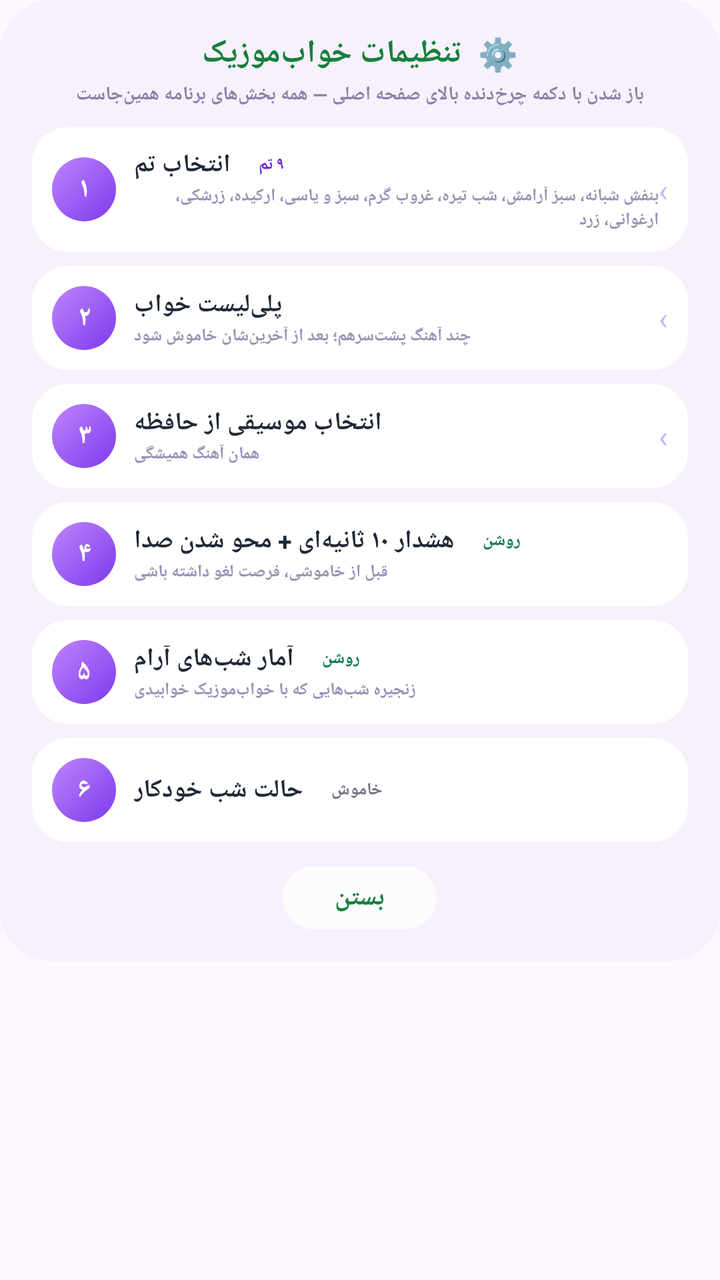
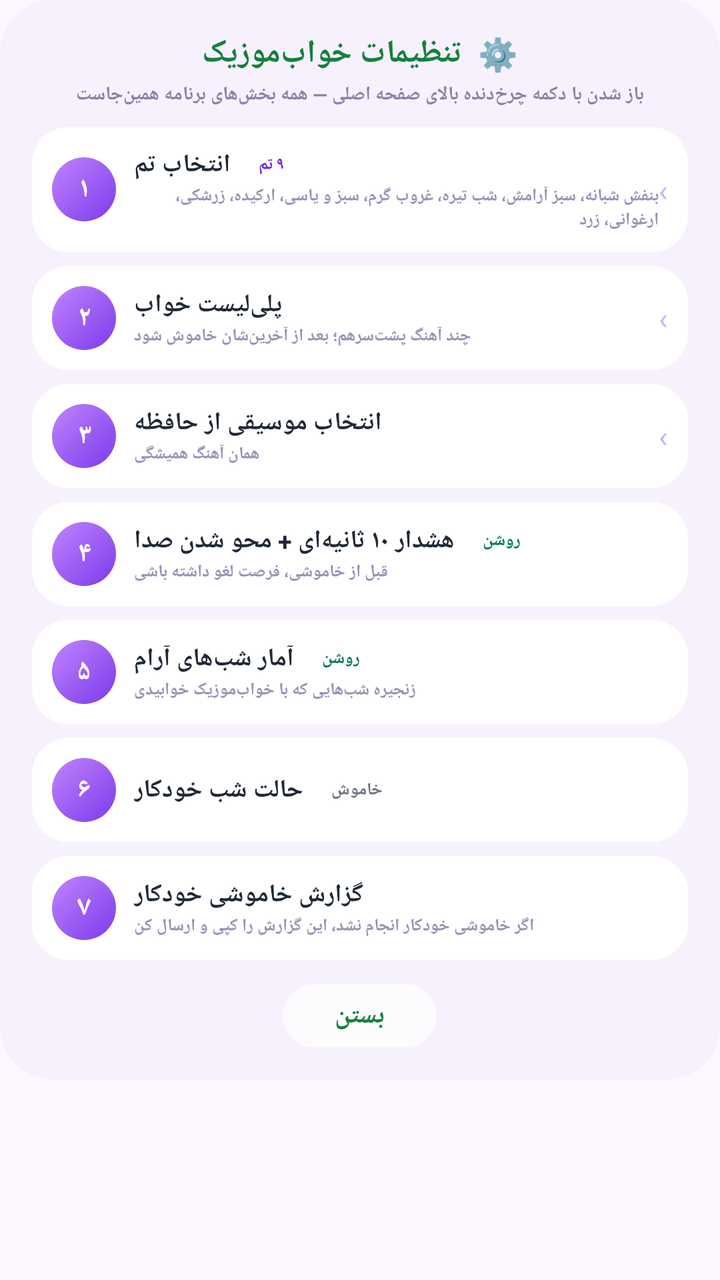

Screens rendered from an Android XML layout before and after an edit, with the pre-edit source and the edit as a unified diff.
<!-- AndroidManifest.xml: application theme Theme.SleepMusic -->
<!-- res/layout/dialog_settings.xml -->
<?xml version="1.0" encoding="utf-8"?>
<ScrollView xmlns:android="http://schemas.android.com/apk/res/android"
    android:layout_width="match_parent"
    android:layout_height="wrap_content">

    <LinearLayout
        android:id="@+id/dlgSettingsRoot"
        android:layout_width="match_parent"
        android:layout_height="wrap_content"
        android:background="@drawable/bg_dialog_lavender"
        android:orientation="vertical"
        android:padding="16dp">

        <TextView
            android:id="@+id/dlgSettingsTitle"
            android:layout_width="wrap_content"
            android:layout_height="wrap_content"
            android:layout_gravity="center"
            android:text="⚙️  تنظیمات خواب‌موزیک"
            android:textColor="#15803D"
            android:textSize="16sp"
            android:textStyle="bold" />

        <TextView
            android:id="@+id/dlgSettingsSub"
            android:layout_width="match_parent"
            android:layout_height="wrap_content"
            android:layout_marginTop="3dp"
            android:gravity="center"
            android:text="باز شدن با دکمه چرخ‌دنده بالای صفحه اصلی — همه بخش‌های برنامه همین‌جاست"
            android:textColor="#8B7FA8"
            android:textSize="9.5sp"
            android:textStyle="bold" />

        
        <LinearLayout
            android:id="@+id/rowTheme"
            android:layout_width="match_parent"
            android:layout_height="wrap_content"
            android:layout_marginTop="10dp"
            android:background="@drawable/bg_white_row"
            android:gravity="center_vertical"
            android:orientation="horizontal"
            android:padding="10dp">

            <TextView
                android:layout_width="32dp"
                android:layout_height="32dp"
                android:background="@drawable/bg_num_circle"
                android:gravity="center"
                android:text="۱"
                android:textColor="#FFFFFF"
                android:textSize="14sp"
                android:textStyle="bold" />

            <LinearLayout
                android:layout_width="0dp"
                android:layout_height="wrap_content"
                android:layout_marginStart="9dp"
                android:layout_weight="1"
                android:orientation="vertical">

                <LinearLayout
                    android:layout_width="wrap_content"
                    android:layout_height="wrap_content"
                    android:gravity="center_vertical"
                    android:orientation="horizontal">

                    <TextView
                        android:layout_width="wrap_content"
                        android:layout_height="wrap_content"
                        android:text="انتخاب تم"
                        android:textColor="#1F2937"
                        android:textSize="12.5sp"
                        android:textStyle="bold" />

                    <TextView
                        android:id="@+id/tvPillTheme"
                        android:layout_width="wrap_content"
                        android:layout_height="wrap_content"
                        android:layout_marginStart="6dp"
                        android:background="@drawable/bg_pill"
                        android:paddingStart="8dp"
                        android:paddingTop="2dp"
                        android:paddingEnd="8dp"
                        android:paddingBottom="2dp"
                        android:text="۹ تم"
                        android:textColor="#6D28D9"
                        android:textSize="8.5sp"
                        android:textStyle="bold" />
                </LinearLayout>

                <TextView
                    android:layout_width="wrap_content"
                    android:layout_height="wrap_content"
                    android:layout_marginTop="1dp"
                    android:text="بنفش شبانه، سبز آرامش، شب تیره، غروب گرم، سبز و یاسی، ارکیده، زرشکی، ارغوانی، زرد"
                    android:textColor="#9A8FB5"
                    android:textSize="8.5sp"
                    android:textStyle="bold" />
            </LinearLayout>

            <TextView
                android:layout_width="wrap_content"
                android:layout_height="wrap_content"
                android:text="‹"
                android:textColor="#C4B5FD"
                android:textSize="15sp" />
        </LinearLayout>

        
        <LinearLayout
            android:id="@+id/rowPlaylist"
            android:layout_width="match_parent"
            android:layout_height="wrap_content"
            android:layout_marginTop="7dp"
            android:background="@drawable/bg_white_row"
            android:gravity="center_vertical"
            android:orientation="horizontal"
            android:padding="10dp">

            <TextView
                android:layout_width="32dp"
                android:layout_height="32dp"
                android:background="@drawable/bg_num_circle"
                android:gravity="center"
                android:text="۲"
                android:textColor="#FFFFFF"
                android:textSize="14sp"
                android:textStyle="bold" />

            <LinearLayout
                android:layout_width="0dp"
                android:layout_height="wrap_content"
                android:layout_marginStart="9dp"
                android:layout_weight="1"
                android:orientation="vertical">

                <LinearLayout
                    android:layout_width="wrap_content"
                    android:layout_height="wrap_content"
                    android:gravity="center_vertical"
                    android:orientation="horizontal">

                    <TextView
                        android:layout_width="wrap_content"
                        android:layout_height="wrap_content"
                        android:text="پلی‌لیست خواب"
                        android:textColor="#1F2937"
                        android:textSize="12.5sp"
                        android:textStyle="bold" />

                </LinearLayout>

                <TextView
                    android:layout_width="wrap_content"
                    android:layout_height="wrap_content"
                    android:layout_marginTop="1dp"
                    android:text="چند آهنگ پشت‌سرهم؛ بعد از آخرین‌شان خاموش شود"
                    android:textColor="#9A8FB5"
                    android:textSize="8.5sp"
                    android:textStyle="bold" />
            </LinearLayout>

            <TextView
                android:layout_width="wrap_content"
                android:layout_height="wrap_content"
                android:text="‹"
                android:textColor="#C4B5FD"
                android:textSize="15sp" />
        </LinearLayout>

        
        <LinearLayout
            android:id="@+id/rowMusic"
            android:layout_width="match_parent"
            android:layout_height="wrap_content"
            android:layout_marginTop="7dp"
            android:background="@drawable/bg_white_row"
            android:gravity="center_vertical"
            android:orientation="horizontal"
            android:padding="10dp">

            <TextView
                android:layout_width="32dp"
                android:layout_height="32dp"
                android:background="@drawable/bg_num_circle"
                android:gravity="center"
                android:text="۳"
                android:textColor="#FFFFFF"
                android:textSize="14sp"
                android:textStyle="bold" />

            <LinearLayout
                android:layout_width="0dp"
                android:layout_height="wrap_content"
                android:layout_marginStart="9dp"
                android:layout_weight="1"
                android:orientation="vertical">

                <LinearLayout
                    android:layout_width="wrap_content"
                    android:layout_height="wrap_content"
                    android:gravity="center_vertical"
                    android:orientation="horizontal">

                    <TextView
                        android:layout_width="wrap_content"
                        android:layout_height="wrap_content"
                        android:text="انتخاب موسیقی از حافظه"
                        android:textColor="#1F2937"
                        android:textSize="12.5sp"
                        android:textStyle="bold" />

                </LinearLayout>

                <TextView
                    android:layout_width="wrap_content"
                    android:layout_height="wrap_content"
                    android:layout_marginTop="1dp"
                    android:text="همان آهنگ همیشگی"
                    android:textColor="#9A8FB5"
                    android:textSize="8.5sp"
                    android:textStyle="bold" />
            </LinearLayout>

            <TextView
                android:layout_width="wrap_content"
                android:layout_height="wrap_content"
                android:text="‹"
                android:textColor="#C4B5FD"
                android:textSize="15sp" />
        </LinearLayout>

        
        <LinearLayout
            android:id="@+id/rowAlert"
            android:layout_width="match_parent"
            android:layout_height="wrap_content"
            android:layout_marginTop="7dp"
            android:background="@drawable/bg_white_row"
            android:gravity="center_vertical"
            android:orientation="horizontal"
            android:padding="10dp">

            <TextView
                android:layout_width="32dp"
                android:layout_height="32dp"
                android:background="@drawable/bg_num_circle"
                android:gravity="center"
                android:text="۴"
                android:textColor="#FFFFFF"
                android:textSize="14sp"
                android:textStyle="bold" />

            <LinearLayout
                android:layout_width="0dp"
                android:layout_height="wrap_content"
                android:layout_marginStart="9dp"
                android:layout_weight="1"
                android:orientation="vertical">

                <LinearLayout
                    android:layout_width="wrap_content"
                    android:layout_height="wrap_content"
                    android:gravity="center_vertical"
                    android:orientation="horizontal">

                    <TextView
                        android:layout_width="wrap_content"
                        android:layout_height="wrap_content"
                        android:text="هشدار ۱۰ ثانیه‌ای + محو شدن صدا"
                        android:textColor="#1F2937"
                        android:textSize="12.5sp"
                        android:textStyle="bold" />

                    <TextView
                        android:id="@+id/tvPillAlert"
                        android:layout_width="wrap_content"
                        android:layout_height="wrap_content"
                        android:layout_marginStart="6dp"
                        android:background="@drawable/bg_pill"
                        android:paddingStart="8dp"
                        android:paddingTop="2dp"
                        android:paddingEnd="8dp"
                        android:paddingBottom="2dp"
                        android:text="روشن"
                        android:textColor="#047857"
                        android:textSize="8.5sp"
                        android:textStyle="bold" />
                </LinearLayout>

                <TextView
                    android:layout_width="wrap_content"
                    android:layout_height="wrap_content"
                    android:layout_marginTop="1dp"
                    android:text="قبل از خاموشی، فرصت لغو داشته باشی"
                    android:textColor="#9A8FB5"
                    android:textSize="8.5sp"
                    android:textStyle="bold" />
            </LinearLayout>
        </LinearLayout>

        
        <LinearLayout
            android:id="@+id/rowStats"
            android:layout_width="match_parent"
            android:layout_height="wrap_content"
            android:layout_marginTop="7dp"
            android:background="@drawable/bg_white_row"
            android:gravity="center_vertical"
            android:orientation="horizontal"
            android:padding="10dp">

            <TextView
                android:layout_width="32dp"
                android:layout_height="32dp"
                android:background="@drawable/bg_num_circle"
                android:gravity="center"
                android:text="۵"
                android:textColor="#FFFFFF"
                android:textSize="14sp"
                android:textStyle="bold" />

            <LinearLayout
                android:layout_width="0dp"
                android:layout_height="wrap_content"
                android:layout_marginStart="9dp"
                android:layout_weight="1"
                android:orientation="vertical">

                <LinearLayout
                    android:layout_width="wrap_content"
                    android:layout_height="wrap_content"
                    android:gravity="center_vertical"
                    android:orientation="horizontal">

                    <TextView
                        android:layout_width="wrap_content"
                        android:layout_height="wrap_content"
                        android:text="آمار شب‌های آرام"
                        android:textColor="#1F2937"
                        android:textSize="12.5sp"
                        android:textStyle="bold" />

                    <TextView
                        android:id="@+id/tvPillStats"
                        android:layout_width="wrap_content"
                        android:layout_height="wrap_content"
                        android:layout_marginStart="6dp"
                        android:background="@drawable/bg_pill"
                        android:paddingStart="8dp"
                        android:paddingTop="2dp"
                        android:paddingEnd="8dp"
                        android:paddingBottom="2dp"
                        android:text="روشن"
                        android:textColor="#047857"
                        android:textSize="8.5sp"
                        android:textStyle="bold" />
                </LinearLayout>

                <TextView
                    android:layout_width="wrap_content"
                    android:layout_height="wrap_content"
                    android:layout_marginTop="1dp"
                    android:text="زنجیره شب‌هایی که با خواب‌موزیک خوابیدی"
                    android:textColor="#9A8FB5"
                    android:textSize="8.5sp"
                    android:textStyle="bold" />
            </LinearLayout>
        </LinearLayout>

        
        <LinearLayout
            android:id="@+id/rowNight"
            android:layout_width="match_parent"
            android:layout_height="wrap_content"
            android:layout_marginTop="7dp"
            android:background="@drawable/bg_white_row"
            android:gravity="center_vertical"
            android:orientation="horizontal"
            android:padding="10dp">

            <TextView
                android:layout_width="32dp"
                android:layout_height="32dp"
                android:background="@drawable/bg_num_circle"
                android:gravity="center"
                android:text="۶"
                android:textColor="#FFFFFF"
                android:textSize="14sp"
                android:textStyle="bold" />

            <LinearLayout
                android:layout_width="0dp"
                android:layout_height="wrap_content"
                android:layout_marginStart="9dp"
                android:layout_weight="1"
                android:orientation="vertical">

                <LinearLayout
                    android:layout_width="wrap_content"
                    android:layout_height="wrap_content"
                    android:gravity="center_vertical"
                    android:orientation="horizontal">

                    <TextView
                        android:layout_width="wrap_content"
                        android:layout_height="wrap_content"
                        android:text="حالت شب خودکار"
                        android:textColor="#1F2937"
                        android:textSize="12.5sp"
                        android:textStyle="bold" />

                    <TextView
                        android:id="@+id/tvPillNight"
                        android:layout_width="wrap_content"
                        android:layout_height="wrap_content"
                        android:layout_marginStart="6dp"
                        android:background="@drawable/bg_pill"
                        android:paddingStart="8dp"
                        android:paddingTop="2dp"
                        android:paddingEnd="8dp"
                        android:paddingBottom="2dp"
                        android:text="خاموش"
                        android:textColor="#6B7280"
                        android:textSize="8.5sp"
                        android:textStyle="bold" />
                </LinearLayout>

            </LinearLayout>
        </LinearLayout>

        
        <TextView
            android:id="@+id/btnCloseSettings"
            android:layout_width="wrap_content"
            android:layout_height="wrap_content"
            android:layout_gravity="center"
            android:layout_marginTop="12dp"
            android:background="@drawable/bg_close_pill"
            android:paddingStart="26dp"
            android:paddingTop="7dp"
            android:paddingEnd="26dp"
            android:paddingBottom="7dp"
            android:text="بستن"
            android:textColor="#15803D"
            android:textSize="13sp"
            android:textStyle="bold" />
    </LinearLayout>
</ScrollView>
<!-- resources referenced by this layout -->
<resources>
  <!-- drawable bg_close_pill (drawable) -->
  <?xml version="1.0" encoding="utf-8"?>
  <shape xmlns:android="http://schemas.android.com/apk/res/android"
      android:shape="rectangle">
      <solid android:color="#B3FFFFFF" />
      <corners android:radius="99dp" />
  </shape>
  <!-- drawable bg_dialog_lavender (drawable) -->
  <?xml version="1.0" encoding="utf-8"?>
  <shape xmlns:android="http://schemas.android.com/apk/res/android"
      android:shape="rectangle">
      <solid android:color="#F6F1FC" />
      <corners android:radius="26dp" />
  </shape>
  <!-- drawable bg_num_circle (drawable) -->
  <?xml version="1.0" encoding="utf-8"?>
  <shape xmlns:android="http://schemas.android.com/apk/res/android"
      android:shape="oval">
      <gradient
          android:angle="315"
          android:startColor="#C084FC"
          android:endColor="#7C3AED" />
  </shape>
  <!-- drawable bg_pill (drawable) -->
  <?xml version="1.0" encoding="utf-8"?>
  <shape xmlns:android="http://schemas.android.com/apk/res/android"
      android:shape="rectangle">
      <solid android:color="#FFFFFF" />
      <corners android:radius="99dp" />
  </shape>
  <!-- drawable bg_white_row (drawable) -->
  <?xml version="1.0" encoding="utf-8"?>
  <shape xmlns:android="http://schemas.android.com/apk/res/android"
      android:shape="rectangle">
      <solid android:color="#FFFFFF" />
      <corners android:radius="18dp" />
  </shape>
  <style name="Theme.SleepMusic" parent="Theme.Material3.Light.NoActionBar">
          <item name="android:statusBarColor">#EFE8FA</item>
          <item name="android:navigationBarColor">#EFE8FA</item>
          <item name="android:windowLightStatusBar">true</item>
      </style>
</resources>

<!-- the commit's change to res/layout/dialog_settings.xml (unified diff, before → after) -->
@@ -428,6 +428,60 @@
                         android:textStyle="bold" />
                 </LinearLayout>
 
+            </LinearLayout>
+        </LinearLayout>
+
+        
+        <LinearLayout
+            android:id="@+id/rowReport"
+            android:layout_width="match_parent"
+            android:layout_height="wrap_content"
+            android:layout_marginTop="7dp"
+            android:background="@drawable/bg_white_row"
+            android:gravity="center_vertical"
+            android:orientation="horizontal"
+            android:padding="10dp">
+
+            <TextView
+                android:layout_width="32dp"
+                android:layout_height="32dp"
+                android:background="@drawable/bg_num_circle"
+                android:gravity="center"
+                android:text="۷"
+                android:textColor="#FFFFFF"
+                android:textSize="14sp"
+                android:textStyle="bold" />
+
+            <LinearLayout
+                android:layout_width="0dp"
+                android:layout_height="wrap_content"
+                android:layout_marginStart="9dp"
+                android:layout_weight="1"
+                android:orientation="vertical">
+
+                <LinearLayout
+                    android:layout_width="wrap_content"
+                    android:layout_height="wrap_content"
+                    android:gravity="center_vertical"
+                    android:orientation="horizontal">
+
+                    <TextView
+                        android:layout_width="wrap_content"
+                        android:layout_height="wrap_content"
+                        android:text="گزارش خاموشی خودکار"
+                        android:textColor="#1F2937"
+                        android:textSize="12.5sp"
+                        android:textStyle="bold" />
+                </LinearLayout>
+
+                <TextView
+                    android:layout_width="wrap_content"
+                    android:layout_height="wrap_content"
+                    android:layout_marginTop="1dp"
+                    android:text="اگر خاموشی خودکار انجام نشد، این گزارش را کپی و ارسال کن"
+                    android:textColor="#9A8FB5"
+                    android:textSize="8.5sp"
+                    android:textStyle="bold" />
             </LinearLayout>
         </LinearLayout>
 
